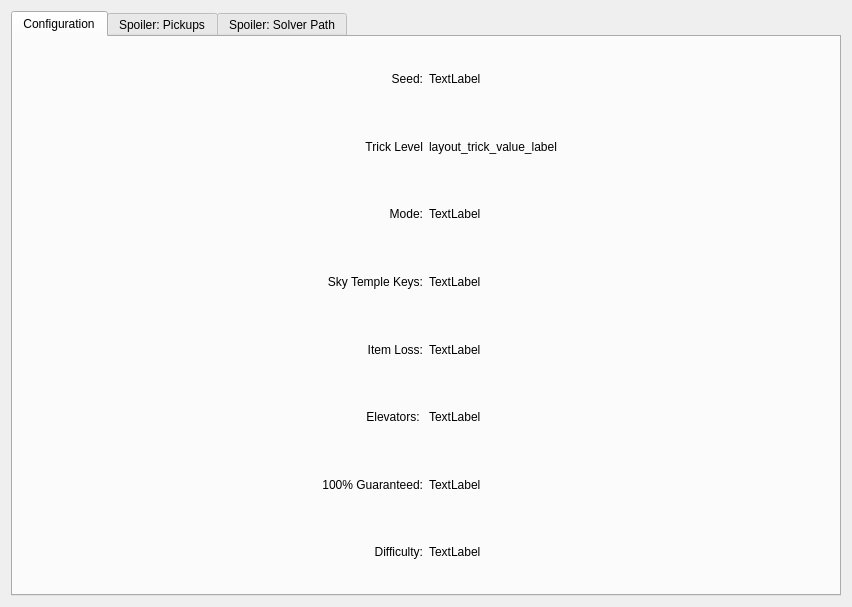
Old version of the form randovania/gui/seed_details_window.ui in the repository randovania/randovania.
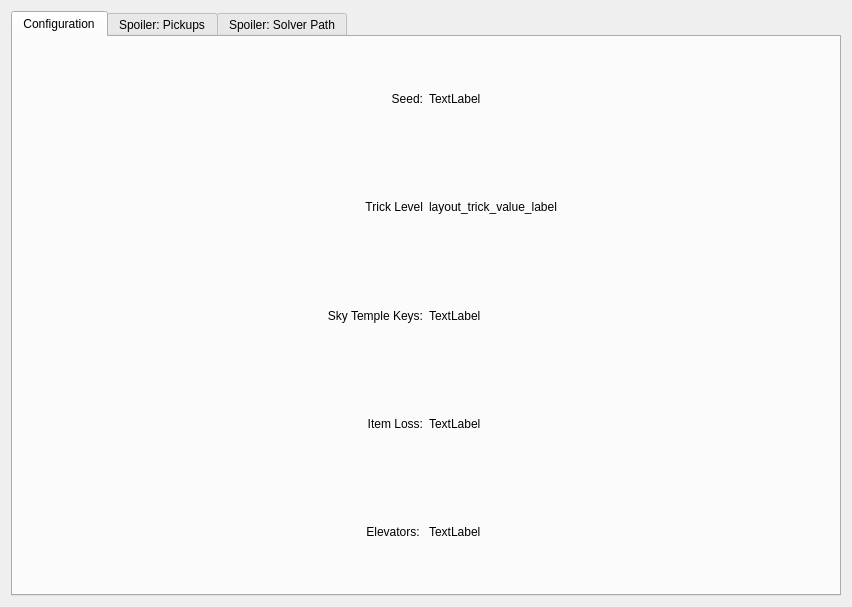
New version of the form.

Commit message: Remove unused fields to LayoutConfiguration

```diff
--- a/randovania/gui/seed_details_window.ui
+++ b/randovania/gui/seed_details_window.ui
@@ -34,47 +34,16 @@
         <string>Configuration</string>
        </attribute>
        <layout class="QGridLayout" name="gridLayout_4">
-        <item row="0" column="0">
-         <widget class="QLabel" name="layout_seed_text_label">
-          <property name="text">
-           <string>Seed:</string>
-          </property>
-          <property name="alignment">
-           <set>Qt::AlignRight|Qt::AlignTrailing|Qt::AlignVCenter</set>
-          </property>
-         </widget>
-        </item>
-        <item row="0" column="1">
-         <widget class="QLabel" name="layout_seed_value_label">
-          <property name="text">
-           <string>TextLabel</string>
-          </property>
-         </widget>
-        </item>
-        <item row="1" column="1">
-         <widget class="QLabel" name="layout_trick_value_label">
-          <property name="text">
-           <string>layout_trick_value_label</string>
-          </property>
-         </widget>
-        </item>
         <item row="2" column="0">
-         <widget class="QLabel" name="layout_mode_text_label">
+         <widget class="QLabel" name="layout_keys_text_label">
           <property name="text">
-           <string>Mode:</string>
+           <string>Sky Temple Keys:</string>
           </property>
           <property name="alignment">
            <set>Qt::AlignRight|Qt::AlignTrailing|Qt::AlignVCenter</set>
           </property>
          </widget>
         </item>
-        <item row="2" column="1">
-         <widget class="QLabel" name="layout_mode_value_label">
-          <property name="text">
-           <string>TextLabel</string>
-          </property>
-         </widget>
-        </item>
         <item row="1" column="0">
          <widget class="QLabel" name="layout_trick_text_label">
           <property name="text">
@@ -85,24 +54,21 @@
           </property>
          </widget>
         </item>
-        <item row="3" column="0">
-         <widget class="QLabel" name="layout_keys_text_label">
-          <property name="text">
-           <string>Sky Temple Keys:</string>
-          </property>
-          <property name="alignment">
-           <set>Qt::AlignRight|Qt::AlignTrailing|Qt::AlignVCenter</set>
-          </property>
-         </widget>
-        </item>
         <item row="4" column="1">
-         <widget class="QLabel" name="layout_item_loss_value_label">
+         <widget class="QLabel" name="layout_elevators_value_label">
           <property name="text">
            <string>TextLabel</string>
           </property>
          </widget>
         </item>
-        <item row="4" column="0">
+        <item row="2" column="1">
+         <widget class="QLabel" name="layout_keys_value_label">
+          <property name="text">
+           <string>TextLabel</string>
+          </property>
+         </widget>
+        </item>
+        <item row="3" column="0">
          <widget class="QLabel" name="layout_item_loss_text_label">
           <property name="text">
            <string>Item Loss:</string>
@@ -112,7 +78,7 @@
           </property>
          </widget>
         </item>
-        <item row="5" column="0">
+        <item row="4" column="0">
          <widget class="QLabel" name="layout_elevators_text_label">
           <property name="text">
            <string>Elevators: </string>
@@ -123,50 +89,33 @@
          </widget>
         </item>
         <item row="3" column="1">
-         <widget class="QLabel" name="layout_keys_value_label">
+         <widget class="QLabel" name="layout_item_loss_value_label">
           <property name="text">
            <string>TextLabel</string>
           </property>
          </widget>
         </item>
-        <item row="6" column="0">
-         <widget class="QLabel" name="layout_hundo_text_label">
+        <item row="0" column="1">
+         <widget class="QLabel" name="layout_seed_value_label">
           <property name="text">
-           <string>100% Guaranteed:</string>
-          </property>
-          <property name="alignment">
-           <set>Qt::AlignRight|Qt::AlignTrailing|Qt::AlignVCenter</set>
-          </property>
-         </widget>
-        </item>
-        <item row="6" column="1">
-         <widget class="QLabel" name="layout_hundo_value_label">
-          <property name="text">
            <string>TextLabel</string>
           </property>
          </widget>
         </item>
-        <item row="5" column="1">
-         <widget class="QLabel" name="layout_elevators_value_label">
+        <item row="0" column="0">
+         <widget class="QLabel" name="layout_seed_text_label">
           <property name="text">
-           <string>TextLabel</string>
+           <string>Seed:</string>
           </property>
-         </widget>
-        </item>
-        <item row="7" column="1">
-         <widget class="QLabel" name="layout_difficulty_value_label">
-          <property name="text">
-           <string>TextLabel</string>
+          <property name="alignment">
+           <set>Qt::AlignRight|Qt::AlignTrailing|Qt::AlignVCenter</set>
           </property>
          </widget>
         </item>
-        <item row="7" column="0">
-         <widget class="QLabel" name="layout_difficulty_text_label">
+        <item row="1" column="1">
+         <widget class="QLabel" name="layout_trick_value_label">
           <property name="text">
-           <string>Difficulty:</string>
-          </property>
-          <property name="alignment">
-           <set>Qt::AlignRight|Qt::AlignTrailing|Qt::AlignVCenter</set>
+           <string>layout_trick_value_label</string>
           </property>
          </widget>
         </item>
@@ -215,8 +164,8 @@
             <rect>
              <x>0</x>
              <y>0</y>
-             <width>796</width>
-             <height>493</height>
+             <width>66</width>
+             <height>20</height>
             </rect>
            </property>
            <layout class="QVBoxLayout" name="verticalLayout_3">
@@ -266,8 +215,8 @@
             <rect>
              <x>0</x>
              <y>0</y>
-             <width>796</width>
-             <height>521</height>
+             <width>154</width>
+             <height>34</height>
             </rect>
            </property>
            <layout class="QVBoxLayout" name="verticalLayout_2">
```
The commit also changes 4 other files.
